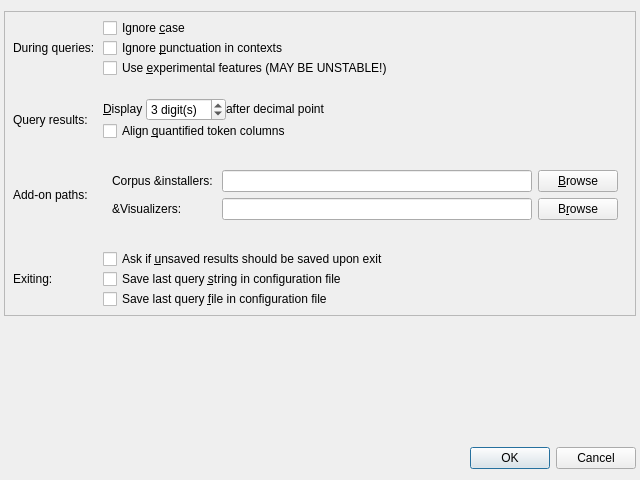
Qt form coquery/gui/settings.ui (gkunter/coquery) before a commit.
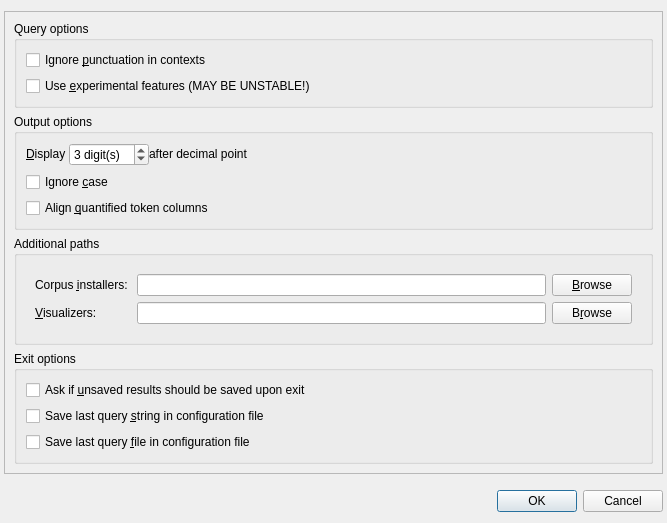
The same form after that commit. Icons and pictures are not drawn.

Commit message: Redesign Settings dialog.

Patch:
```diff
--- a/coquery/gui/settings.ui
+++ b/coquery/gui/settings.ui
@@ -6,8 +6,8 @@
    <rect>
     <x>0</x>
     <y>0</y>
-    <width>640</width>
-    <height>480</height>
+    <width>667</width>
+    <height>501</height>
    </rect>
   </property>
   <property name="sizePolicy">
@@ -43,123 +43,15 @@
      <property name="frameShadow">
       <enum>QFrame::Raised</enum>
      </property>
-     <layout class="QGridLayout" name="gridLayout_2">
-      <property name="leftMargin">
-       <number>8</number>
-      </property>
-      <property name="topMargin">
-       <number>6</number>
-      </property>
-      <property name="rightMargin">
-       <number>8</number>
-      </property>
-      <property name="bottomMargin">
-       <number>6</number>
-      </property>
-      <property name="horizontalSpacing">
-       <number>8</number>
-      </property>
-      <property name="verticalSpacing">
-       <number>20</number>
-      </property>
-      <item row="2" column="0">
-       <widget class="QLabel" name="label_6">
-        <property name="sizePolicy">
-         <sizepolicy hsizetype="Fixed" vsizetype="Minimum">
-          <horstretch>0</horstretch>
-          <verstretch>0</verstretch>
-         </sizepolicy>
-        </property>
-        <property name="text">
-         <string>Query results:</string>
-        </property>
-        <property name="alignment">
-         <set>Qt::AlignLeading|Qt::AlignLeft|Qt::AlignVCenter</set>
-        </property>
-       </widget>
-      </item>
-      <item row="4" column="1">
-       <layout class="QVBoxLayout" name="verticalLayout_2">
+     <layout class="QVBoxLayout" name="verticalLayout_5">
         <item>
-         <widget class="QCheckBox" name="check_ask_on_quit">
-          <property name="text">
-           <string>Ask if &amp;unsaved results should be saved upon exit</string>
-          </property>
-         </widget>
-        </item>
+       <widget class="QGroupBox" name="">
+        <property name="title">
+         <string>Query options</string>
+        </property>
+        <layout class="QHBoxLayout" name="horizontalLayout_5">
         <item>
-         <widget class="QCheckBox" name="check_save_query_string">
-          <property name="text">
-           <string>Save last query &amp;string in configuration file</string>
-          </property>
-         </widget>
-        </item>
-        <item>
-         <widget class="QCheckBox" name="check_save_query_file">
-          <property name="text">
-           <string>Save last query &amp;file in configuration file</string>
-          </property>
-         </widget>
-        </item>
-       </layout>
-      </item>
-      <item row="3" column="0">
-       <widget class="QLabel" name="label_7">
-        <property name="sizePolicy">
-         <sizepolicy hsizetype="Preferred" vsizetype="Minimum">
-          <horstretch>0</horstretch>
-          <verstretch>0</verstretch>
-         </sizepolicy>
-        </property>
-        <property name="text">
-         <string>Add-on paths:</string>
-        </property>
-        <property name="alignment">
-         <set>Qt::AlignLeading|Qt::AlignLeft|Qt::AlignVCenter</set>
-        </property>
-       </widget>
-      </item>
-      <item row="1" column="0">
-       <widget class="QLabel" name="label_5">
-        <property name="sizePolicy">
-         <sizepolicy hsizetype="Preferred" vsizetype="Minimum">
-          <horstretch>0</horstretch>
-          <verstretch>0</verstretch>
-         </sizepolicy>
-        </property>
-        <property name="text">
-         <string>During queries:</string>
-        </property>
-        <property name="alignment">
-         <set>Qt::AlignLeading|Qt::AlignLeft|Qt::AlignVCenter</set>
-        </property>
-       </widget>
-      </item>
-      <item row="4" column="0">
-       <widget class="QLabel" name="label_4">
-        <property name="sizePolicy">
-         <sizepolicy hsizetype="Preferred" vsizetype="Minimum">
-          <horstretch>0</horstretch>
-          <verstretch>0</verstretch>
-         </sizepolicy>
-        </property>
-        <property name="text">
-         <string>Exiting:</string>
-        </property>
-        <property name="alignment">
-         <set>Qt::AlignLeading|Qt::AlignLeft|Qt::AlignVCenter</set>
-        </property>
-       </widget>
-      </item>
-      <item row="1" column="1">
        <layout class="QVBoxLayout" name="verticalLayout">
-        <item>
-         <widget class="QCheckBox" name="check_ignore_case">
-          <property name="text">
-           <string>Ignore &amp;case</string>
-          </property>
-         </widget>
-        </item>
         <item>
          <widget class="QCheckBox" name="check_ignore_punctuation">
           <property name="text">
@@ -176,7 +68,16 @@
         </item>
        </layout>
       </item>
-      <item row="2" column="1">
+        </layout>
+       </widget>
+      </item>
+      <item>
+       <widget class="QGroupBox" name="">
+        <property name="title">
+         <string>Output options</string>
+        </property>
+        <layout class="QHBoxLayout" name="horizontalLayout_4">
+         <item>
        <layout class="QVBoxLayout" name="verticalLayout_4">
         <item>
          <layout class="QHBoxLayout" name="horizontalLayout">
@@ -243,6 +144,13 @@
           </item>
          </layout>
         </item>
+           <item>
+            <widget class="QCheckBox" name="check_ignore_case">
+             <property name="text">
+              <string>Ignore &amp;case</string>
+             </property>
+            </widget>
+           </item>
         <item>
          <widget class="QCheckBox" name="check_align_quantified">
           <property name="text">
@@ -252,24 +160,20 @@
         </item>
        </layout>
       </item>
-      <item row="3" column="1">
+        </layout>
+       </widget>
+      </item>
+      <item>
+       <widget class="QGroupBox" name="">
+        <property name="title">
+         <string>Additional paths</string>
+        </property>
+        <layout class="QHBoxLayout" name="horizontalLayout_3">
+         <item>
        <widget class="QFrame" name="frame_addon_paths">
         <layout class="QGridLayout" name="gridLayout">
-         <item row="0" column="0">
-          <widget class="QLabel" name="label_2">
-           <property name="sizePolicy">
-            <sizepolicy hsizetype="Minimum" vsizetype="Minimum">
-             <horstretch>0</horstretch>
-             <verstretch>0</verstretch>
-            </sizepolicy>
-           </property>
-           <property name="text">
-            <string>Corpus &amp;installers: </string>
-           </property>
-          </widget>
-         </item>
-         <item row="0" column="2">
-          <widget class="QPushButton" name="button_lemma_path">
+            <item row="1" column="2">
+             <widget class="QPushButton" name="button_visualizer_path">
            <property name="sizePolicy">
             <sizepolicy hsizetype="Minimum" vsizetype="Fixed">
              <horstretch>0</horstretch>
@@ -277,7 +181,7 @@
             </sizepolicy>
            </property>
            <property name="text">
-            <string>&amp;Browse</string>
+               <string>B&amp;rowse</string>
            </property>
            <property name="icon">
             <iconset theme="folder">
@@ -292,6 +196,30 @@
          <item row="0" column="1">
           <widget class="QLineEdit" name="edit_installer_path"/>
          </item>
+            <item row="0" column="2">
+             <widget class="QPushButton" name="button_installer_path">
+              <property name="sizePolicy">
+               <sizepolicy hsizetype="Minimum" vsizetype="Fixed">
+                <horstretch>0</horstretch>
+                <verstretch>0</verstretch>
+               </sizepolicy>
+              </property>
+              <property name="text">
+               <string>&amp;Browse</string>
+              </property>
+              <property name="icon">
+               <iconset theme="folder">
+                <normaloff/>
+               </iconset>
+              </property>
+              <property name="shortcut">
+               <string>Alt+B</string>
+              </property>
+             </widget>
+            </item>
+            <item row="1" column="1">
+             <widget class="QLineEdit" name="edit_visualizer_path"/>
+            </item>
          <item row="1" column="0">
           <widget class="QLabel" name="label_9">
            <property name="sizePolicy">
@@ -303,31 +231,63 @@
            <property name="text">
             <string>&amp;Visualizers:</string>
            </property>
-          </widget>
-         </item>
-         <item row="1" column="1">
-          <widget class="QLineEdit" name="edit_visualizer_path"/>
-         </item>
-         <item row="1" column="2">
-          <widget class="QPushButton" name="button_lemma_path_3">
+              <property name="buddy">
+               <cstring>edit_visualizer_path</cstring>
+              </property>
+             </widget>
+            </item>
+            <item row="0" column="0">
+             <widget class="QLabel" name="label_2">
            <property name="sizePolicy">
-            <sizepolicy hsizetype="Minimum" vsizetype="Fixed">
+               <sizepolicy hsizetype="Minimum" vsizetype="Minimum">
              <horstretch>0</horstretch>
              <verstretch>0</verstretch>
             </sizepolicy>
            </property>
            <property name="text">
-            <string>B&amp;rowse</string>
-           </property>
-           <property name="icon">
-            <iconset theme="folder">
-             <normaloff/>
-            </iconset>
-           </property>
-           <property name="shortcut">
-            <string>Alt+B</string>
-           </property>
-          </widget>
+               <string>Corpus &amp;installers: </string>
+              </property>
+              <property name="buddy">
+               <cstring>edit_installer_path</cstring>
+              </property>
+             </widget>
+            </item>
+           </layout>
+          </widget>
+         </item>
+        </layout>
+       </widget>
+      </item>
+      <item>
+       <widget class="QGroupBox" name="">
+        <property name="title">
+         <string>Exit options</string>
+        </property>
+        <layout class="QHBoxLayout" name="horizontalLayout_2">
+         <item>
+          <layout class="QVBoxLayout" name="verticalLayout_2">
+           <item>
+            <widget class="QCheckBox" name="check_ask_on_quit">
+             <property name="text">
+              <string>Ask if &amp;unsaved results should be saved upon exit</string>
+             </property>
+            </widget>
+           </item>
+           <item>
+            <widget class="QCheckBox" name="check_save_query_string">
+             <property name="text">
+              <string>Save last query &amp;string in configuration file</string>
+             </property>
+            </widget>
+           </item>
+           <item>
+            <widget class="QCheckBox" name="check_save_query_file">
+             <property name="text">
+              <string>Save last query &amp;file in configuration file</string>
+             </property>
+            </widget>
+           </item>
+          </layout>
          </item>
         </layout>
        </widget>
```
Lines whose indentation alone changed are shown as unchanged. The commit also changes 1 other file.
